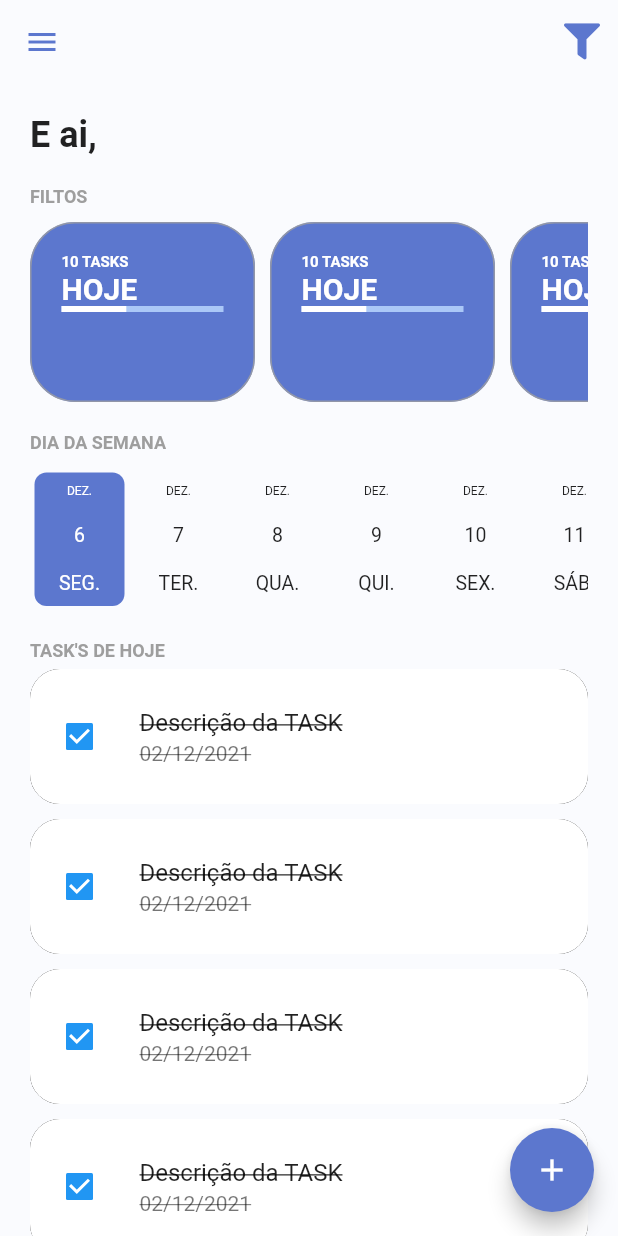
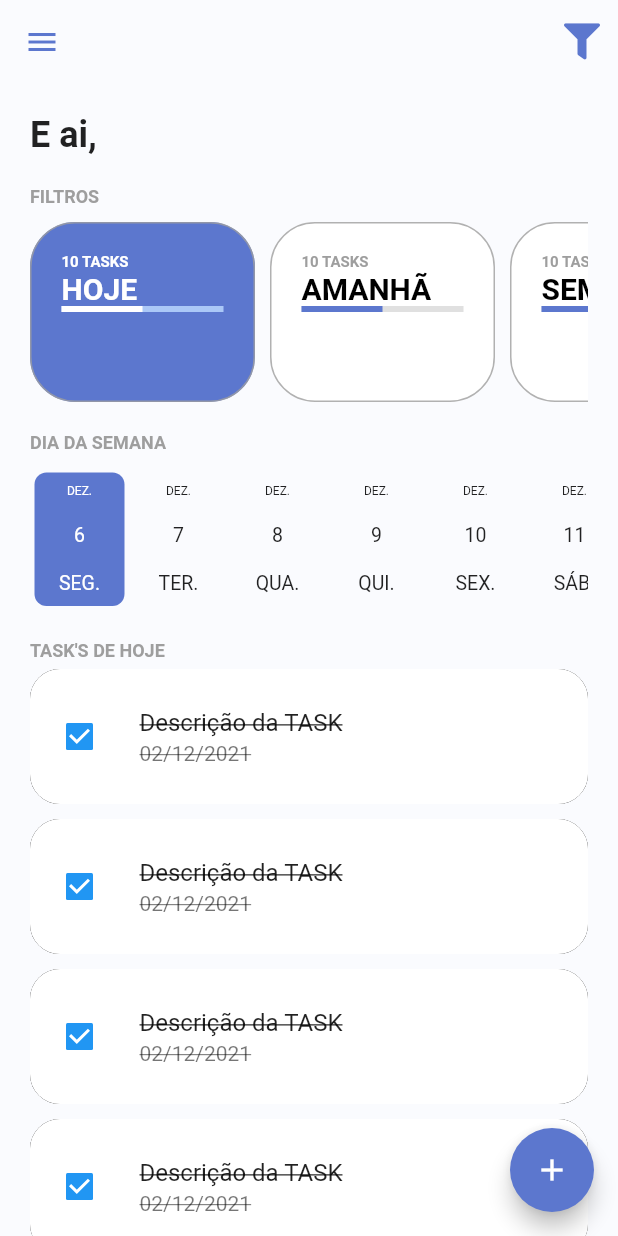
Before and after one commit to andreluizsantoss/todo_list_provider, a Flutter app: the screen it shows once a user with an empty profile is signed in, on a phone screen of 412 x 824 dp. Run offline on Flutter 3.47's test engine with Material 2 defaults, Android fonts, the phone set to English and light mode, and no system bars; drawn by our look-alikes of date_picker_timeline; our stand-ins replace firebase_auth, firebase_core, flutter_signin_button, google_fonts, google_sign_in, sqflite and 2 more; missing offline and left inert: flutter_overlay_loader, validatorless; accounts and stored records are empty; network calls fail; Roboto replaces fonts that are missing (Mandali).

Commit message:
Implementando Componente de Fitros de Dias

```diff
--- a/lib/app/core/auth/auth_provider.dart
+++ b/lib/app/core/auth/auth_provider.dart
@@ -22,10 +22,10 @@ class AuthProvider extends ChangeNotifier {
     // ! Verifica se o usuario esta logado ou deslogado
     _firebaseAuth.idTokenChanges().listen((user) async {
       if (user != null) {
-        await Future.delayed(const Duration(seconds: 2));
+        // await Future.delayed(const Duration(seconds: 2));
         TodoListNavigator.to.pushNamedAndRemoveUntil('/home', (route) => false);
       } else {
-        await Future.delayed(const Duration(seconds: 2));
+        // await Future.delayed(const Duration(seconds: 2));
         TodoListNavigator.to
             .pushNamedAndRemoveUntil('/login', (route) => false);
       }
--- /dev/null
+++ b/lib/app/models/task_filter_enum.dart
@@ -0,0 +1,5 @@
+enum TaskFilterEnum {
+  today,
+  tomorrow,
+  week,
+}
--- /dev/null
+++ b/lib/app/models/total_tasks_model.dart
@@ -0,0 +1,8 @@
+class TotalTasksModel {
+  final int totalTasks;
+  final int totalTasksFinish;
+  TotalTasksModel({
+    required this.totalTasks,
+    required this.totalTasksFinish,
+  });
+}
--- /dev/null
+++ b/lib/app/modules/home/home_controller.dart
@@ -0,0 +1,8 @@
+import 'package:todo_list_provider/app/core/notifier/default_change_notifier.dart';
+import 'package:todo_list_provider/app/models/task_filter_enum.dart';
+
+class HomeController extends DefaultChangeNotifier {
+
+  var filterSelected = TaskFilterEnum.today;
+
+}
--- a/lib/app/modules/home/home_module.dart
+++ b/lib/app/modules/home/home_module.dart
@@ -1,9 +1,16 @@
+import 'package:provider/provider.dart';
 import 'package:todo_list_provider/app/core/modules/todo_list_module.dart';
+import 'package:todo_list_provider/app/modules/home/home_controller.dart';
 import 'package:todo_list_provider/app/modules/home/home_page.dart';
 
 class HomeModule extends TodoListModule {
   HomeModule()
       : super(
+          bindings: [
+            ChangeNotifierProvider(
+              create: (context) => HomeController(),
+            ),
+          ],
           routers: {
             '/home': (context) => const HomePage(),
           },
--- a/lib/app/modules/home/widget/home_filters.dart
+++ b/lib/app/modules/home/widget/home_filters.dart
@@ -1,34 +1,55 @@
 import 'package:flutter/material.dart';
+import 'package:provider/provider.dart';
 import 'package:todo_list_provider/app/core/ui/theme_extension.dart';
+import 'package:todo_list_provider/app/models/task_filter_enum.dart';
+import 'package:todo_list_provider/app/models/total_tasks_model.dart';
+import 'package:todo_list_provider/app/modules/home/home_controller.dart';
 import 'package:todo_list_provider/app/modules/home/widget/todo_card_filter.dart';
 
-class HomeFilters extends StatefulWidget {
+class HomeFilters extends StatelessWidget {
   const HomeFilters({Key? key}) : super(key: key);
 
-  @override
-  _HomeFiltersState createState() => _HomeFiltersState();
-}
-
-class _HomeFiltersState extends State<HomeFilters> {
   @override
   Widget build(BuildContext context) {
     return Column(
       crossAxisAlignment: CrossAxisAlignment.start,
       children: [
         Text(
-          'FILTOS',
+          'FILTROS',
           style: context.titleStyle,
         ),
         const SizedBox(height: 10),
         SingleChildScrollView(
           scrollDirection: Axis.horizontal,
           child: Row(
-            children: const [
-              TodoCardFilter(),
-              TodoCardFilter(),
-              TodoCardFilter(),
-              TodoCardFilter(),
-              TodoCardFilter(),
+            children: [
+              TodoCardFilter(
+                label: 'HOJE',
+                taskFilterEnum: TaskFilterEnum.today,
+                totalTasksModel:
+                    TotalTasksModel(totalTasks: 10, totalTasksFinish: 5),
+                selected: context.select<HomeController, TaskFilterEnum>(
+                        (value) => value.filterSelected) ==
+                    TaskFilterEnum.today,
+              ),
+              TodoCardFilter(
+                label: 'AMANHÃ',
+                taskFilterEnum: TaskFilterEnum.tomorrow,
+                totalTasksModel:
+                    TotalTasksModel(totalTasks: 10, totalTasksFinish: 5),
+                selected: context.select<HomeController, TaskFilterEnum>(
+                        (value) => value.filterSelected) ==
+                    TaskFilterEnum.tomorrow,
+              ),
+              TodoCardFilter(
+                label: 'SEMANA',
+                taskFilterEnum: TaskFilterEnum.week,
+                totalTasksModel:
+                    TotalTasksModel(totalTasks: 10, totalTasksFinish: 5),
+                selected: context.select<HomeController, TaskFilterEnum>(
+                        (value) => value.filterSelected) ==
+                    TaskFilterEnum.week,
+              ),
             ],
           ),
         ),
--- a/lib/app/modules/home/widget/todo_card_filter.dart
+++ b/lib/app/modules/home/widget/todo_card_filter.dart
@@ -1,14 +1,32 @@
 import 'package:flutter/material.dart';
 import 'package:todo_list_provider/app/core/ui/theme_extension.dart';
+import 'package:todo_list_provider/app/models/task_filter_enum.dart';
+import 'package:todo_list_provider/app/models/total_tasks_model.dart';
 
-class TodoCardFilter extends StatefulWidget {
-  const TodoCardFilter({Key? key}) : super(key: key);
+class TodoCardFilter extends StatelessWidget {
+  final String label;
+  final TaskFilterEnum taskFilterEnum;
+  final TotalTasksModel? totalTasksModel;
+  final bool selected;
 
-  @override
-  State<TodoCardFilter> createState() => _TodoCardFilterState();
-}
+  const TodoCardFilter({
+    Key? key,
+    required this.label,
+    required this.taskFilterEnum,
+    this.totalTasksModel,
+    required this.selected,
+  }) : super(key: key);
 
-class _TodoCardFilterState extends State<TodoCardFilter> {
+  double _getPercentFinish() {
+    final total = totalTasksModel?.totalTasks ?? 0.0;
+    final totalFinish = totalTasksModel?.totalTasksFinish ?? 0.1;
+    if (total == 0) {
+      return 0.0;
+    }
+    final percent = (totalFinish * 100) / total;
+    return percent / 100;
+  }
+
   @override
   Widget build(BuildContext context) {
     return Container(
@@ -19,7 +37,7 @@ class _TodoCardFilterState extends State<TodoCardFilter> {
       margin: const EdgeInsets.only(right: 10),
       padding: const EdgeInsets.all(20),
       decoration: BoxDecoration(
-        color: context.primaryColor,
+        color: selected ? context.primaryColor : Colors.white,
         border: Border.all(
           width: 1,
           color: Colors.grey.withOpacity(.8),
@@ -29,32 +47,37 @@ class _TodoCardFilterState extends State<TodoCardFilter> {
       child: Column(
         crossAxisAlignment: CrossAxisAlignment.start,
         children: [
-          // SizedBox(
-          //   height: 21,
-          //   width: 21,
-          //   child: CircularProgressIndicator(),
-          // ),
           Text(
-            '10 TASKS',
+            '${totalTasksModel?.totalTasks ?? 0} TASKS',
             style: context.titleStyle.copyWith(
               fontSize: 10,
-              color: Colors.white,
+              color: selected ? Colors.white : Colors.grey,
             ),
           ),
           Text(
-            'HOJE',
+            label,
             style: context.titleStyle.copyWith(
               fontSize: 20,
               fontWeight: FontWeight.bold,
-              color: Colors.white,
+              color: selected ? Colors.white : Colors.black,
             ),
           ),
-          LinearProgressIndicator(
-            backgroundColor: context.primaryColorLight,
-            value: 0.4,
-            valueColor: const AlwaysStoppedAnimation<Color>(
-              Colors.white,
+          TweenAnimationBuilder<double>(
+            tween: Tween(
+              begin: 0.0,
+              end: _getPercentFinish(),
             ),
+            duration: const Duration(seconds: 1),
+            builder: (context, value, child) {
+              return LinearProgressIndicator(
+                backgroundColor:
+                    selected ? context.primaryColorLight : Colors.grey.shade300,
+                value: value,
+                valueColor: AlwaysStoppedAnimation<Color>(
+                  selected ? Colors.white : context.primaryColor,
+                ),
+              );
+            },
           ),
         ],
       ),
```
